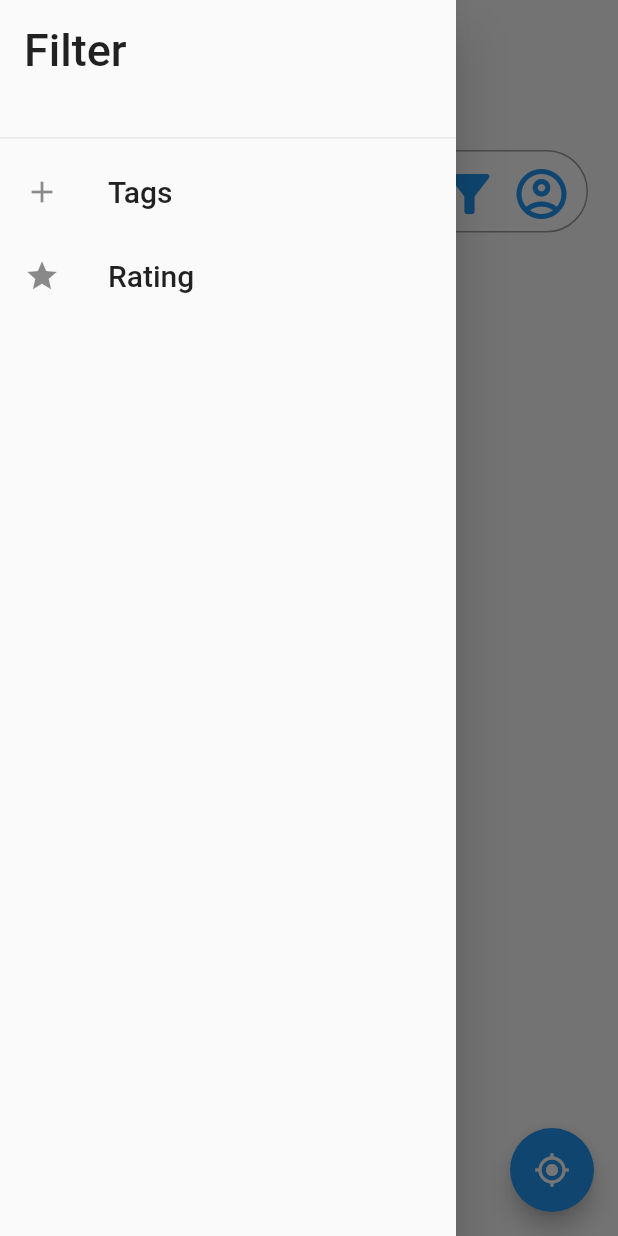
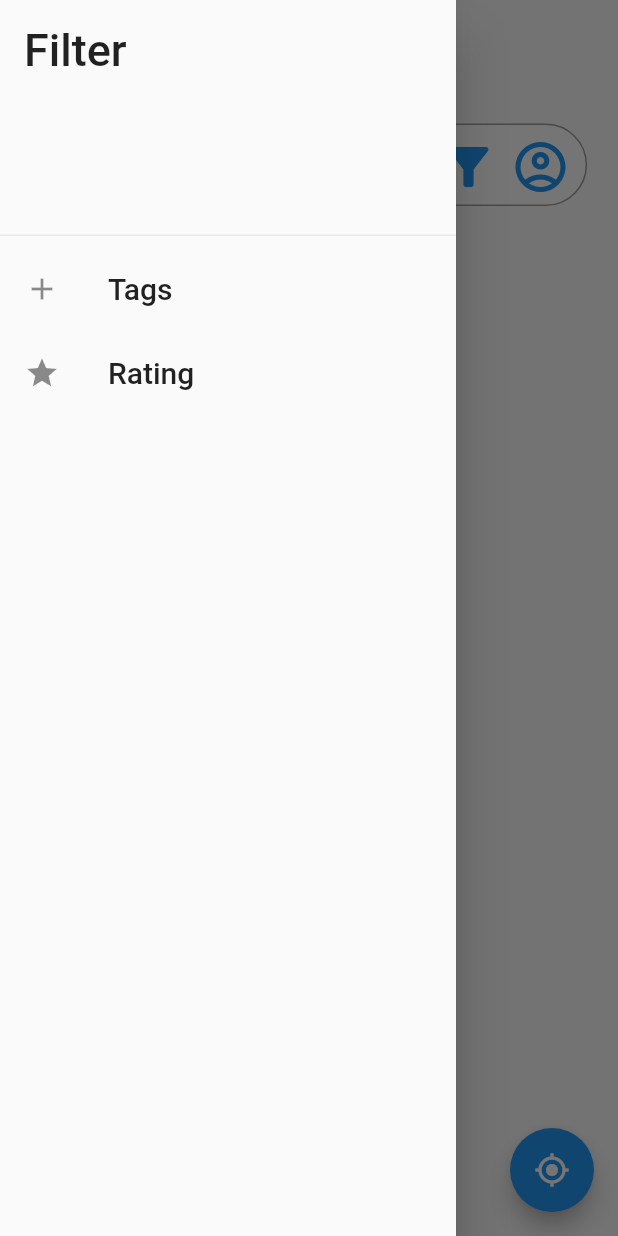
Before and after one commit to Super-Mean-Biker-Gang/bikeapp, a Flutter app: the screen it shows once a user with an empty profile is signed in, with the side drawer open, on a phone screen of 412 x 824 dp. Run offline on Flutter 3.47's test engine with Material 2 defaults, Android fonts, the phone set to English and light mode, and no system bars; our stand-ins replace firebase_auth, firebase_core; missing offline and left inert: flutter_config; accounts and stored records are empty.

Commit message:
Refactored map screen code for modularity and adaptiveness

```diff
--- a/lib/screens/map_screen.dart
+++ b/lib/screens/map_screen.dart
@@ -1,153 +1,20 @@
-import 'package:bikeapp/services/authentication_service.dart';
 import 'package:flutter/material.dart';
-import 'package:provider/provider.dart';
+import 'package:bikeapp/widgets/map_end_drawer.dart';
+import 'package:bikeapp/widgets/map_drawer.dart';
+import 'package:bikeapp/widgets/map_fab.dart';
+import 'package:bikeapp/widgets/map_view.dart';
 
 class MapScreen extends StatelessWidget {
+
   static const routeName = 'map_screen';
-
-  // connect routing function with account screen
-  void pushAccountScreen(BuildContext context) {
-    Navigator.of(context).pushNamed('TBD_accountScreen');
-  }
-
-  // connect routing function with bike form screen
-  void pushAddBikeForm(BuildContext context) {
-    Navigator.of(context).pushNamed('TBD_bikeForm');
-  }
 
   @override
   Widget build(BuildContext context) {
     return Scaffold(
-      body: Center(
-        child: Column(
-          children: [
-            Padding(
-              padding: EdgeInsets.only(top: 100),
-              child: Container(
-                alignment: Alignment.center,
-                padding: EdgeInsets.only(right: 10, bottom: 5),
-                margin: EdgeInsets.only(left: 20, right: 20),
-                decoration: BoxDecoration(
-                    color: Colors.white,
-                    border: Border.all(color: Colors.grey),
-                    borderRadius: BorderRadius.all(Radius.circular(50))),
-                child: Stack(
-                  children: [
-                    TextField(
-                      style: TextStyle(fontSize: 25),
-                      textInputAction: TextInputAction.search,
-                      decoration: InputDecoration(
-                        hintStyle: TextStyle(fontSize: 25),
-                        hintText: 'Search a location',
-                        border: InputBorder.none,
-                        contentPadding: EdgeInsets.only(left: 55),
-                      ),
-                      cursorColor: Colors.blue,
-                      cursorHeight: 30,
-                    ),
-                    Builder(
-                        builder: (context) => Row(
-                              mainAxisAlignment: MainAxisAlignment.spaceBetween,
-                              children: [
-                                IconButton(
-                                  onPressed: () {
-                                    print('Asks for location permissions');
-                                  },
-                                  tooltip: 'Find my device location',
-                                  icon: Icon(Icons.location_pin,
-                                      color: Colors.green, size: 40),
-                                ),
-                                Row(children: [
-                                  FittedBox(
-                                    child: Row(
-                                      mainAxisAlignment: MainAxisAlignment.end,
-                                      children: [
-                                        IconButton(
-                                          onPressed: () {
-                                            Scaffold.of(context).openDrawer();
-                                          },
-                                          tooltip: 'Filter bikes',
-                                          icon: Icon(Icons.filter_alt,
-                                              color: Colors.blue, size: 40),
-                                        ),
-                                        IconButton(
-                                          onPressed: () {
-                                            Scaffold.of(context)
-                                                .openEndDrawer();
-                                          },
-                                          tooltip: 'Account Access',
-                                          icon: Icon(
-                                              Icons.account_circle_outlined,
-                                              color: Colors.blue,
-                                              size: 40),
-                                        ),
-                                      ],
-                                    ),
-                                  ),
-                                ]),
-                              ],
-                            )),
-                  ],
-                ),
-              ),
-            ),
-          ],
-        ),
-      ),
-      endDrawer: Drawer(
-          child: ListView(
-        children: [
-          Container(
-            height: 100,
-            child: DrawerHeader(
-                child: Text('Quick Access', style: TextStyle(fontSize: 30))),
-          ),
-          ListTile(
-            leading: Icon(Icons.settings),
-            title: Text('Account', style: TextStyle(fontSize: 20)),
-            onTap: () {},
-          ),
-          ListTile(
-            leading: Icon(Icons.add),
-            title: Text('Add Bike', style: TextStyle(fontSize: 20)),
-            onTap: () {},
-          ),
-          ListTile(
-            leading: Icon(Icons.logout),
-            title: Text('Sign Out', style: TextStyle(fontSize: 20)),
-            onTap: () {
-              context.read<AuthenticationService>().signOut();
-            },
-          ),
-        ],
-      )),
-      drawer: Drawer(
-          child: ListView(
-        children: [
-          Container(
-            height: 100,
-            child: DrawerHeader(
-                child: Text('Filter', style: TextStyle(fontSize: 30))),
-          ),
-          ListTile(
-            leading: Icon(Icons.add),
-            title: Text('Tags', style: TextStyle(fontSize: 20)),
-            onTap: () {},
-          ),
-          ListTile(
-            leading: Icon(Icons.star),
-            title: Text('Rating', style: TextStyle(fontSize: 20)),
-            onTap: () {},
-          ),
-        ],
-      )),
-      floatingActionButton: FloatingActionButton(
-        onPressed: () {
-          print('Centers user on the map');
-        },
-        tooltip: 'Center map on Location',
-        child: Icon(Icons.my_location),
-      ),
+      body: MapView(),
+      endDrawer: MapEndDrawer(),
+      drawer: MapDrawer(),
+      floatingActionButton: MapFab()
     );
   }
 }
--- /dev/null
+++ b/lib/widgets/map_drawer.dart
@@ -0,0 +1,40 @@
+import 'package:flutter/material.dart';
+import 'package:flutter/cupertino.dart';
+
+class MapDrawer extends StatelessWidget {
+
+  @override
+
+  Widget build(BuildContext context) {
+    MediaQueryData queryData;
+    queryData = MediaQuery.of(context);
+    return Drawer(
+      child: ListView(
+        children: [
+          Container(
+            height: queryData.size.height * .20,
+            child: DrawerHeader(
+              child: Text('Filter',
+                style: TextStyle(fontSize: queryData.textScaleFactor * 30)
+              ),
+            ),
+          ),
+          ListTile(
+            leading: Icon(Icons.add),
+            title: Text('Tags',
+              style: TextStyle(fontSize: queryData.textScaleFactor * 20)
+            ),
+            onTap: () {},
+          ),
+          ListTile(
+            leading: Icon(Icons.star),
+            title: Text('Rating',
+              style: TextStyle(fontSize: queryData.textScaleFactor * 20)
+            ),
+            onTap: () {},
+          ),
+        ],
+      ),
+    );
+  }
+}
--- /dev/null
+++ b/lib/widgets/map_end_drawer.dart
@@ -0,0 +1,63 @@
+import 'package:bikeapp/services/authentication_service.dart';
+import 'package:flutter/material.dart';
+import 'package:provider/provider.dart';
+import 'package:flutter/cupertino.dart';
+
+class MapEndDrawer extends StatelessWidget {
+  // connect routing function with account screen
+  void pushAccountScreen(BuildContext context) {
+    Navigator.of(context).pushNamed('TBD_accountScreen');
+  }
+
+  // connect routing function with bike form screen
+  void pushAddBikeForm(BuildContext context) {
+    Navigator.of(context).pushNamed('TBD_bikeForm');
+  }
+
+  @override
+  Widget build(BuildContext context) {
+    MediaQueryData queryData;
+    queryData = MediaQuery.of(context);
+    return Drawer(
+      child: ListView(
+        children: [
+          Container(
+            height: queryData.size.height * .20,
+            child: DrawerHeader(
+              child: Text('Quick Access',
+                style: TextStyle(fontSize: queryData.textScaleFactor * 30)
+              ),
+            ),
+          ),
+          ListTile(
+            leading: Icon(Icons.settings),
+            title: Text('Account',
+              style: TextStyle(fontSize: queryData.textScaleFactor * 20)
+            ),
+            onTap: () {
+              print('Moving to Account Page');
+            },
+          ),
+          ListTile(
+            leading: Icon(Icons.add),
+            title: Text('Add Bike',
+              style: TextStyle(fontSize: queryData.textScaleFactor * 20)
+            ),
+            onTap: () {
+              print('Adding a bike');
+            },
+          ),
+          ListTile(
+            leading: Icon(Icons.logout),
+            title: Text('Sign Out',
+              style: TextStyle(fontSize: queryData.textScaleFactor * 20)
+            ),
+            onTap: () {
+              context.read<AuthenticationService>().signOut();
+            },
+          ),
+        ],
+      ),
+    );
+  }
+}
--- /dev/null
+++ b/lib/widgets/map_fab.dart
@@ -0,0 +1,15 @@
+import 'package:flutter/material.dart';
+import 'package:flutter/cupertino.dart';
+
+class MapFab extends StatelessWidget {
+  @override
+  Widget build(BuildContext context) {
+    return FloatingActionButton(
+      onPressed: () {
+        print('Centers user on the map');
+      },
+      tooltip: 'Center map on Location',
+      child: Icon(Icons.my_location),
+    );
+  }
+}
--- /dev/null
+++ b/lib/widgets/map_search_bar.dart
@@ -0,0 +1,68 @@
+import 'package:flutter/material.dart';
+import 'package:flutter/cupertino.dart';
+
+class MapSearchBar extends StatelessWidget {
+
+  @override
+  Widget build(BuildContext context) {
+    MediaQueryData queryData;
+    queryData = MediaQuery.of(context);
+    return Container(
+      padding: EdgeInsets.only(right: 10, bottom: 5),
+      margin: EdgeInsets.only(left: queryData.size.width * .05, right: queryData.size.width * .05),
+      decoration: BoxDecoration(
+        color: Colors.white,
+        border: Border.all(color: Colors.grey),
+        borderRadius: BorderRadius.all(Radius.circular(50))
+      ),
+      child: Stack(
+        children: [
+          TextField(
+            style: TextStyle(fontSize: queryData.textScaleFactor * 30),
+            textInputAction: TextInputAction.search,
+            cursorColor: Colors.blue,
+            cursorHeight: queryData.textScaleFactor * 40,
+            decoration: InputDecoration(
+              hintStyle: TextStyle(fontSize: queryData.textScaleFactor * 25),
+              hintText: 'Search a location',
+              border: InputBorder.none,
+              contentPadding: EdgeInsets.only(left: 55),
+            ),
+          ),
+          Row(
+            mainAxisAlignment: MainAxisAlignment.spaceBetween,
+            children: [
+              IconButton(
+                onPressed: () {
+                  print('Asks for location permissions');
+                },
+                tooltip: 'Find my device location',
+                icon: Icon(Icons.location_pin, color: Colors.green, size: queryData.textScaleFactor * 40),
+              ),
+              Row(
+                children: [
+                  IconButton(
+                    onPressed: () {
+                      Scaffold.of(context).openDrawer();
+                    },
+                    tooltip: 'Filter bikes',
+                    icon: Icon(Icons.filter_alt,
+                      color: Colors.blue, size: queryData.textScaleFactor * 40),
+                  ),
+                  IconButton(
+                    onPressed: () {
+                      Scaffold.of(context).openEndDrawer();
+                    },
+                    tooltip: 'Account Access',
+                    icon: Icon(Icons.account_circle_outlined,
+                      color: Colors.blue, size: queryData.textScaleFactor * 40),
+                  ),
+                ],
+              ),
+            ],
+          ),
+        ],
+      ),
+    );
+  }
+}
--- /dev/null
+++ b/lib/widgets/map_view.dart
@@ -0,0 +1,23 @@
+import 'package:flutter/material.dart';
+import 'package:flutter/cupertino.dart';
+import 'package:bikeapp/widgets/map_search_bar.dart';
+
+class MapView extends StatelessWidget {
+
+  @override
+
+  Widget build(BuildContext context) {
+    MediaQueryData queryData;
+    queryData = MediaQuery.of(context);
+    return SingleChildScrollView(
+        child: Column(
+          children: [
+            Padding(
+              padding: EdgeInsets.only(top: queryData.size.height * .10),
+              child: MapSearchBar()
+            ),
+          ],
+        ),
+      );
+  }
+}
```
